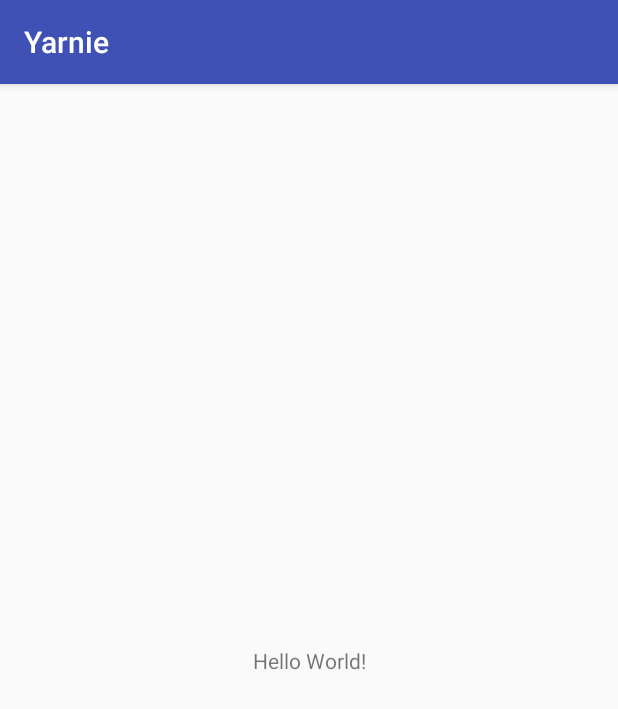
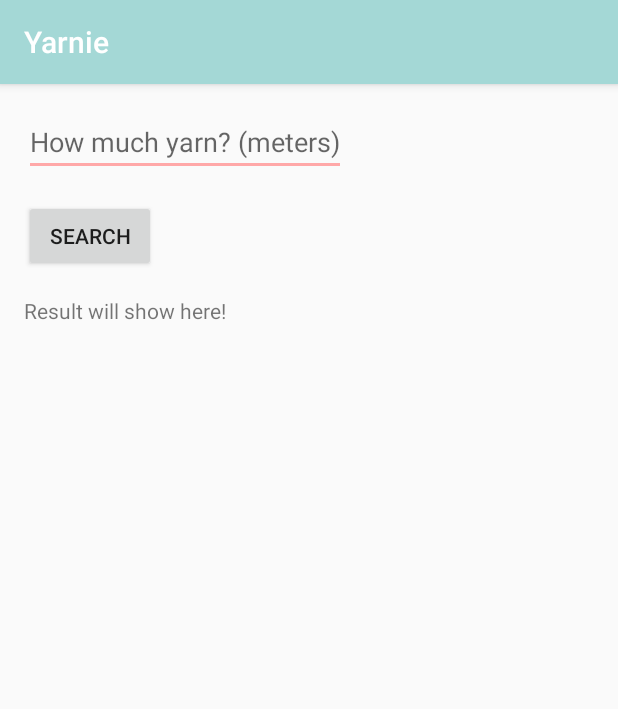
Before and after one commit to sofvanh/Yarnie, an Android app: the screen it shows after launch (MainActivity), on a phone screen of 412 x 824 dp. Shown: the top 709 px of the screen. Run offline under Robolectric (Android 15) with nearby library versions, the phone set to English and light mode, and no system bars.

Commit message:
First layout
Base of final layout for testing purposes

```diff
--- a/app/src/main/java/com/sofivanhanen/yarnie/MainActivity.java
+++ b/app/src/main/java/com/sofivanhanen/yarnie/MainActivity.java
@@ -2,6 +2,10 @@ package com.sofivanhanen.yarnie;
 
 import android.support.v7.app.AppCompatActivity;
 import android.os.Bundle;
+import android.view.View;
+import android.view.animation.AnimationUtils;
+import android.widget.EditText;
+import android.widget.TextView;
 import android.widget.Toast;
 
 public class MainActivity extends AppCompatActivity {
@@ -19,4 +23,14 @@ public class MainActivity extends AppCompatActivity {
         Toast toast = Toast.makeText(this, text, Toast.LENGTH_SHORT);
         toast.show();
     }
+
+    public void handleClick(View v) {
+        if (v.getId() == R.id.button_search) {
+            TextView tv = findViewById(R.id.tv_pattern_result);
+            EditText et = findViewById(R.id.et_amount_of_yarn);
+            tv.clearAnimation();
+            tv.setText(tv.getText() + "\n" + "Button clicked! Text was: " + et.getText());
+            tv.startAnimation(AnimationUtils.loadAnimation(this, android.R.anim.fade_in));
+        }
+    }
 }
--- a/app/src/main/res/layout/activity_main.xml
+++ b/app/src/main/res/layout/activity_main.xml
@@ -1,13 +1,52 @@
 <?xml version="1.0" encoding="utf-8"?>
-<android.support.constraint.ConstraintLayout
+<LinearLayout
+    android:orientation="vertical"
     xmlns:android="http://schemas.android.com/apk/res/android"
     xmlns:app="http://schemas.android.com/apk/res-auto"
     xmlns:tools="http://schemas.android.com/tools" android:layout_width="match_parent"
     android:layout_height="match_parent" tools:context="com.sofivanhanen.yarnie.MainActivity">
 
-    <TextView android:layout_width="wrap_content" android:layout_height="wrap_content"
-        android:text="Hello World!" app:layout_constraintBottom_toBottomOf="parent"
-        app:layout_constraintLeft_toLeftOf="parent" app:layout_constraintRight_toRightOf="parent"
-        app:layout_constraintTop_toTopOf="parent" />
+    <EditText
+        android:id="@+id/et_amount_of_yarn"
+        android:layout_weight="0"
+        android:layout_margin="16dp" android:layout_width="wrap_content" android:layout_height="wrap_content"
+        android:hint="How much yarn? (meters)" app:layout_constraintLeft_toLeftOf="parent"
+        app:layout_constraintTop_toTopOf="parent"
+        android:maxLines="1"
+        android:inputType="text"/>
 
-</android.support.constraint.ConstraintLayout>
+    <Button
+        android:id="@+id/button_search"
+        android:layout_weight="0"
+        android:layout_width="wrap_content"
+        android:layout_height="wrap_content"
+        app:layout_constraintTop_toBottomOf="@+id/et_amount_of_yarn"
+        app:layout_constraintLeft_toLeftOf="parent"
+        android:layout_marginLeft="16dp"
+        android:text="Search"
+        android:onClick="handleClick"
+        />
+
+    <ScrollView
+        android:layout_marginTop="16dp"
+        android:layout_width="match_parent"
+        android:layout_height="0dp"
+        android:layout_weight="10"
+        tools:layout_editor_absoluteY="8dp"
+        tools:layout_editor_absoluteX="8dp"
+        app:layout_constraintTop_toBottomOf="@id/button_search"
+        app:layout_constraintLeft_toLeftOf="parent"
+        app:layout_constraintRight_toRightOf="parent"
+        app:layout_constraintBottom_toBottomOf="parent">
+
+        <TextView
+            android:id="@+id/tv_pattern_result"
+            android:layout_marginLeft="16dp"
+            android:layout_marginRight="16dp"
+            android:layout_width="wrap_content"
+            android:layout_height="wrap_content"
+            android:text="Result will show here!"/>
+
+    </ScrollView>
+
+</LinearLayout>
--- a/app/src/main/res/values/colors.xml
+++ b/app/src/main/res/values/colors.xml
@@ -1,6 +1,6 @@
 <?xml version="1.0" encoding="utf-8"?>
 <resources>
-    <color name="colorPrimary">#3F51B5</color>
-    <color name="colorPrimaryDark">#303F9F</color>
-    <color name="colorAccent">#FF4081</color>
+    <color name="colorPrimary">#a4d8d6</color>
+    <color name="colorPrimaryDark">#7eafae</color>
+    <color name="colorAccent">#ffa8a8</color>
 </resources>
```
